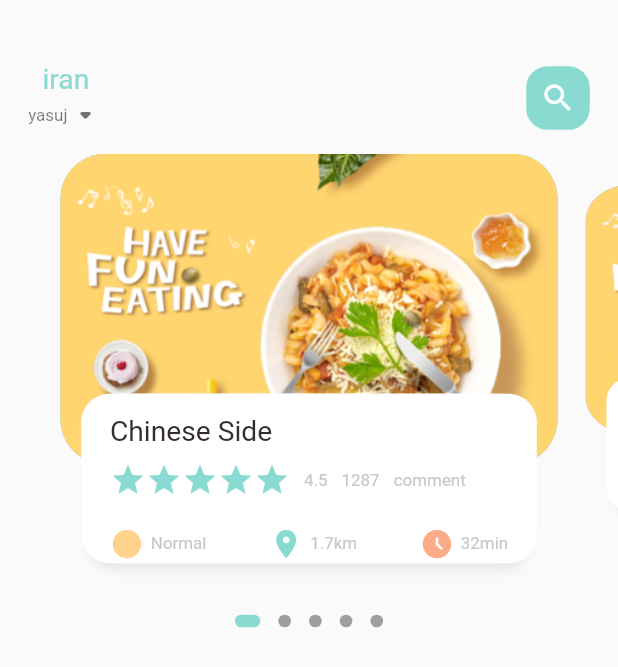
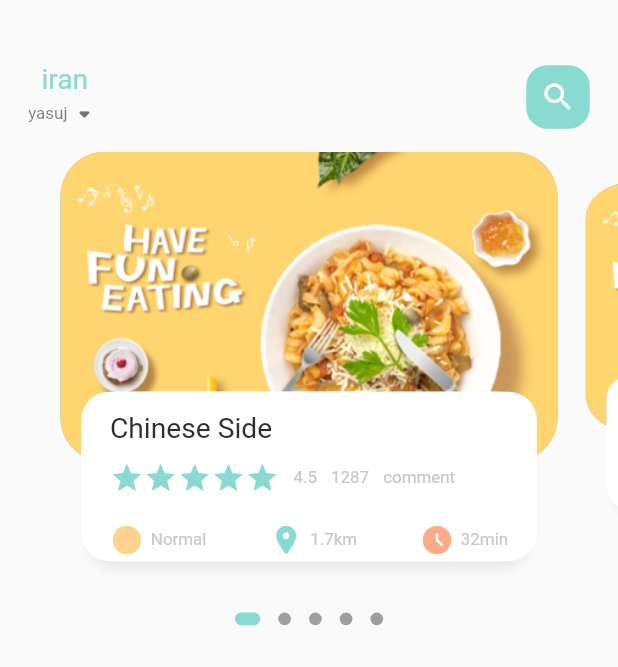
Before and after one commit to AmirMohammad79/food_delivery, a Flutter app: the screen it shows after launch, on a phone screen of 412 x 824 dp. Shown: the top 667 px of the screen. Run offline on Flutter 3.47's test engine with Material 2 defaults, Android fonts, the phone set to English and light mode, and no system bars; drawn by our look-alikes of dots_indicator; our stand-ins replace get; missing offline and left inert: dart:ffi.

Commit message:
responsive stars icons and search icons

```diff
--- a/lib/home/food_page_body.dart
+++ b/lib/home/food_page_body.dart
@@ -139,6 +139,7 @@ class _FoodPageBodyState extends State<FoodPageBody> {
                               (index) => Icon(
                                     Icons.star,
                                     color: AppColors.mainColor,
+                                size: Dimensions.iconSize24,
                                   )),
                         ),
                          SizedBox(
--- a/lib/home/main_home_page.dart
+++ b/lib/home/main_home_page.dart
@@ -35,7 +35,7 @@ class _MainFoodPageState extends State<MainFoodPage> {
                         Row(
                           children: [
                             SmallText(text: "yasuj" , color: Colors.black54),
-                            Icon(Icons.arrow_drop_down_rounded , color: Colors.black54,)
+                            Icon(Icons.arrow_drop_down_rounded , color: Colors.black54, size: Dimensions.iconSize24,)
                           ],
                         )
                       ],
```
